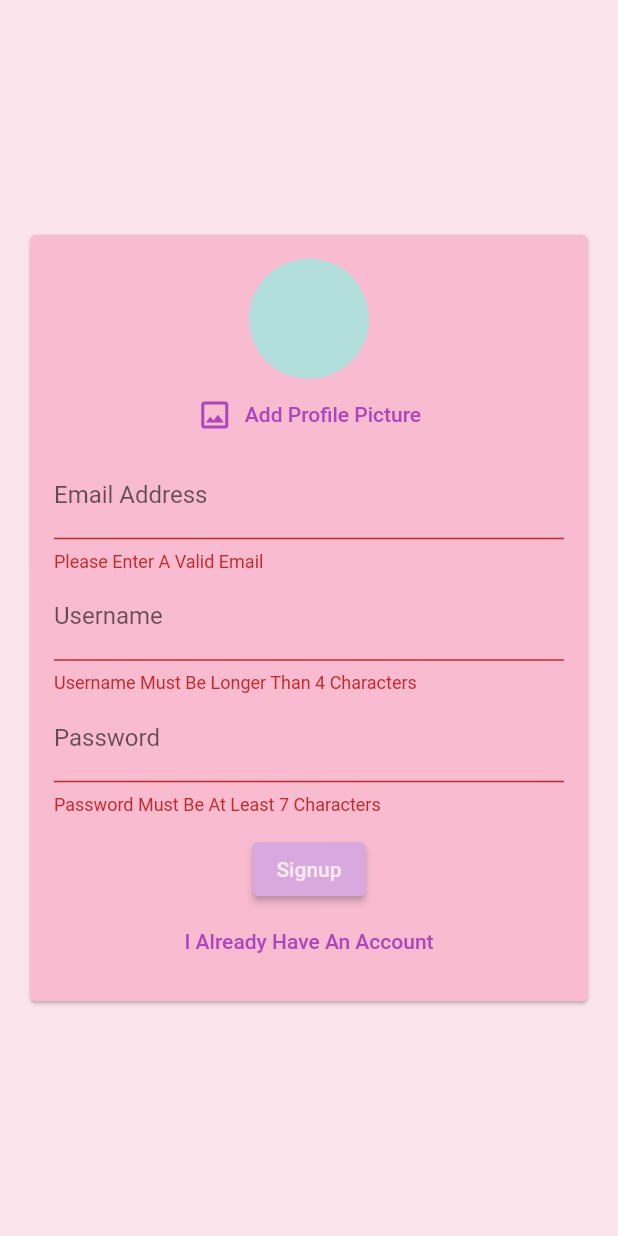
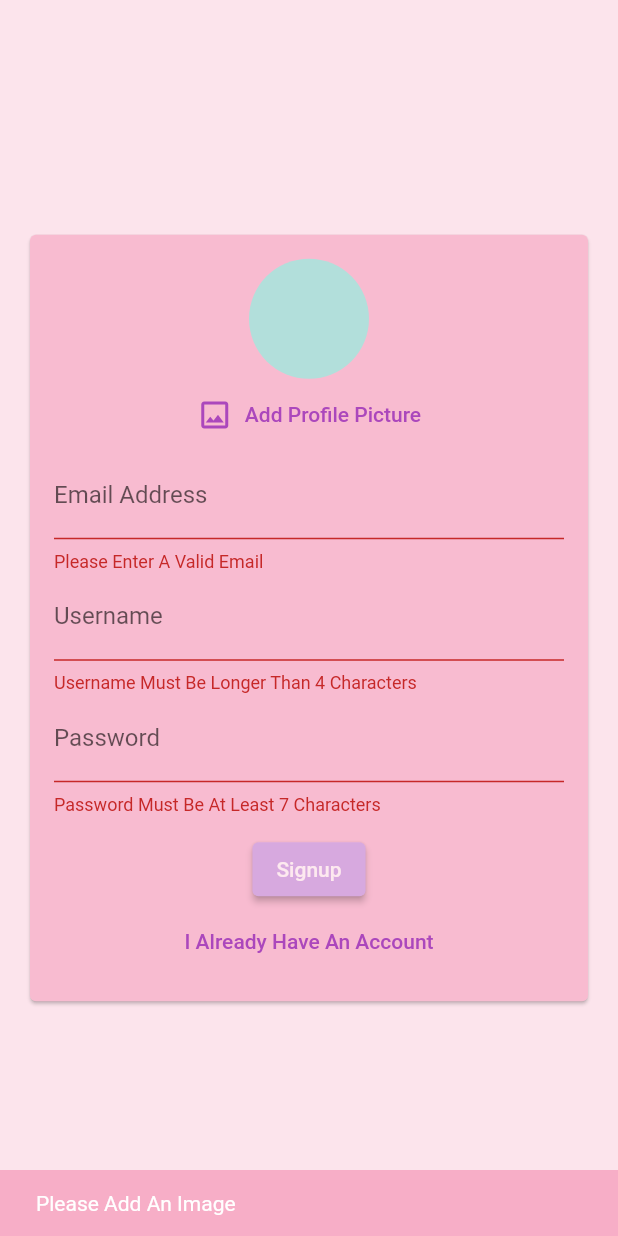
Before and after one commit to abi-chr/chatapp_project, a Flutter app: the screen it shows after launch, after a tap on "Login", after a tap on "Create New Account", after a tap on "Signup", on a phone screen of 412 x 824 dp. Run offline on Flutter 3.47's test engine with Material 2 defaults, Android fonts, the light colour scheme and no system bars; our stand-ins replace cloud_firestore, firebase_auth, firebase_core, image_picker; accounts and stored records are empty.

Commit message:
save picked image

```diff
--- a/lib/widgets/auth/auth_form.dart
+++ b/lib/widgets/auth/auth_form.dart
@@ -1,3 +1,5 @@
+import 'dart:io';
+
 import 'package:flutter/material.dart';
 
 import '../pickers/user_image_picker.dart';
@@ -28,10 +30,24 @@ class _AuthFormState extends State<AuthForm> {
   var _userEmail = '';
   var _userName = '';
   var _userPassword = '';
+  var _userImageFile;
+
+  void _pickedImage(File image) {
+    _userImageFile = image;
+  }
 
   void _trySubmit() {
     final isValid = _formKey.currentState.validate();
     FocusScope.of(context).unfocus();
+
+    if (_userImageFile == null && !_isLogin) {
+      ScaffoldMessenger.of(context).showSnackBar(
+        SnackBar(
+          content: Text('Please Add An Image'),
+        ),
+      );
+      return;
+    }
 
     if (isValid) {
       _formKey.currentState.save();
@@ -59,7 +75,7 @@ class _AuthFormState extends State<AuthForm> {
               child: Column(
                 mainAxisSize: MainAxisSize.min,
                 children: [
-                  if (!_isLogin) UserImagePicker(),
+                  if (!_isLogin) UserImagePicker(_pickedImage),
                   TextFormField(
                     key: ValueKey('email'),
                     validator: (value) {
--- a/lib/widgets/pickers/user_image_picker.dart
+++ b/lib/widgets/pickers/user_image_picker.dart
@@ -4,7 +4,10 @@ import 'package:image_picker/image_picker.dart';
 import 'package:flutter/material.dart';
 
 class UserImagePicker extends StatefulWidget {
-  const UserImagePicker({Key key}) : super(key: key);
+  // const UserImagePicker({Key key}) : super(key: key);
+  UserImagePicker(this.imagePickFn);
+
+  final void Function(File pickedImage) imagePickFn;
 
   @override
   State<UserImagePicker> createState() => _UserImagePickerState();
--- a/pubspec.yaml
+++ b/pubspec.yaml
@@ -27,6 +27,7 @@ dependencies:
   firebase_auth: ^3.3.19
   firebase_core: ^1.17.1
   image_picker: ^0.8.5+3
+  firebase_storage: ^10.2.17
 
 dev_dependencies:
   flutter_test:
```
Also changed, not shown: pubspec.lock, 1 other file.
